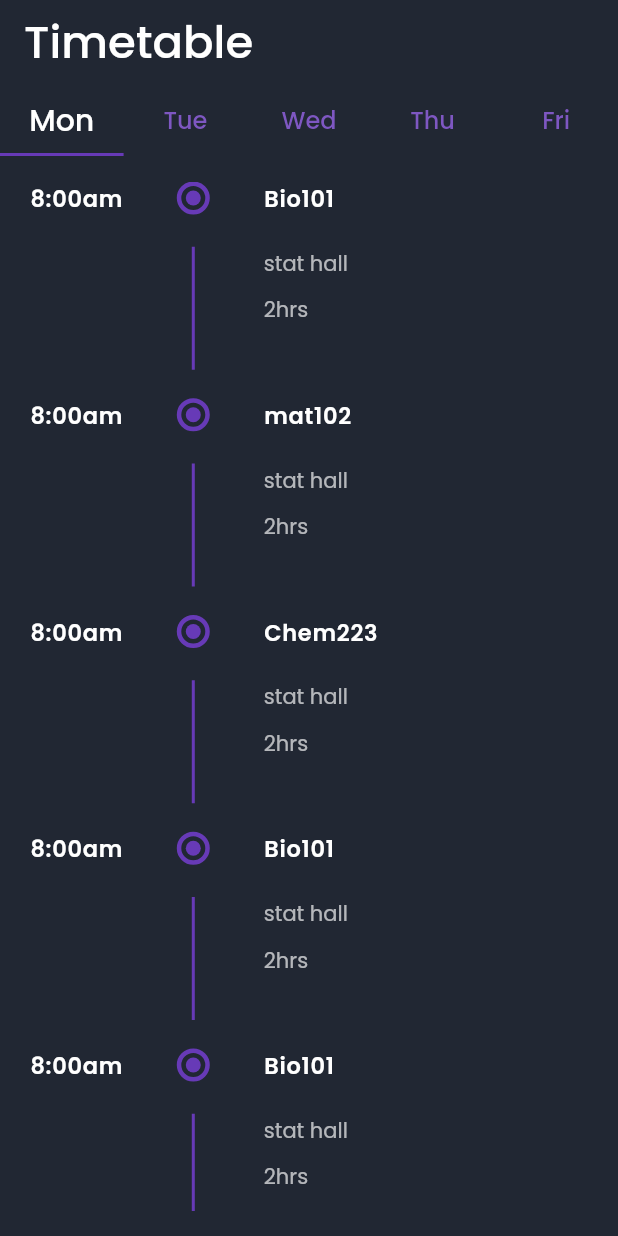
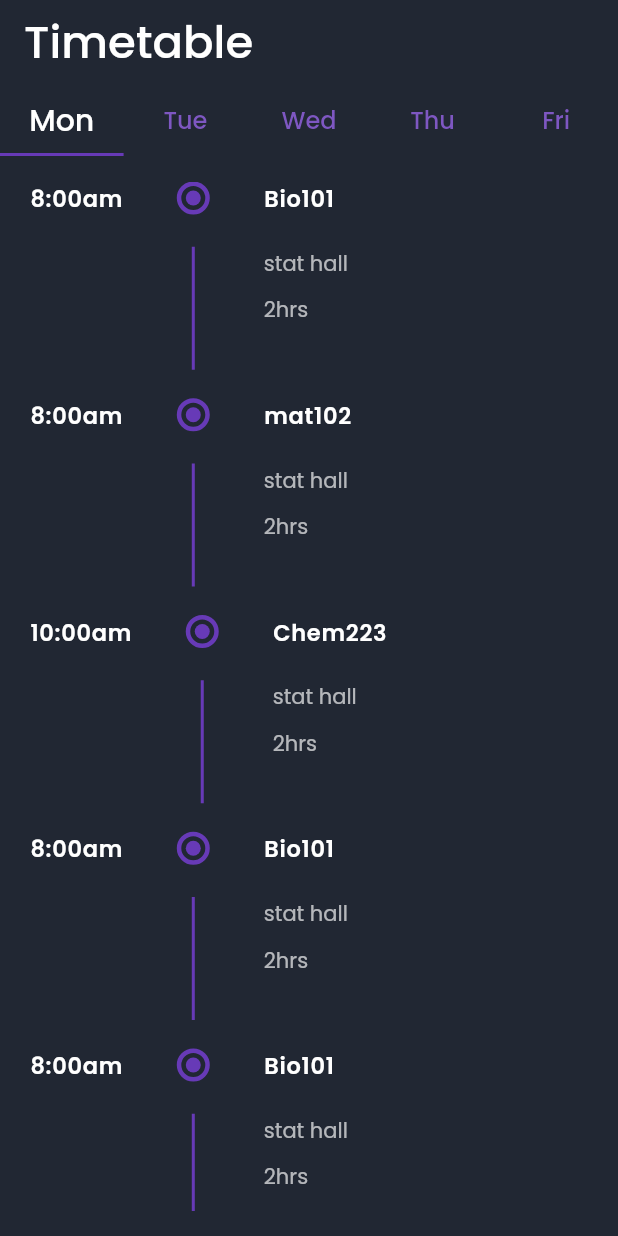
Before and after one commit to callmhejerry/Compsci, a Flutter app: the TimetablePage screen opened directly, on a phone screen of 412 x 824 dp. Run offline on Flutter 3.47's test engine with Material 2 defaults, Android fonts, the light colour scheme and no system bars; our stand-ins replace flutter_icons, table_calendar.

Commit message:
showed kamsi somtin

```diff
--- a/lib/Screens/Timetable.dart
+++ b/lib/Screens/Timetable.dart
@@ -104,7 +104,7 @@ class _TabviewState extends State<Tabview> {
               Classes(
                 course: 'Chem223',
                 duration: '2hrs',
-                time: '8:00am',
+                time: '10:00am',
                 venue: 'stat hall',
               ),
               Classes(
```
